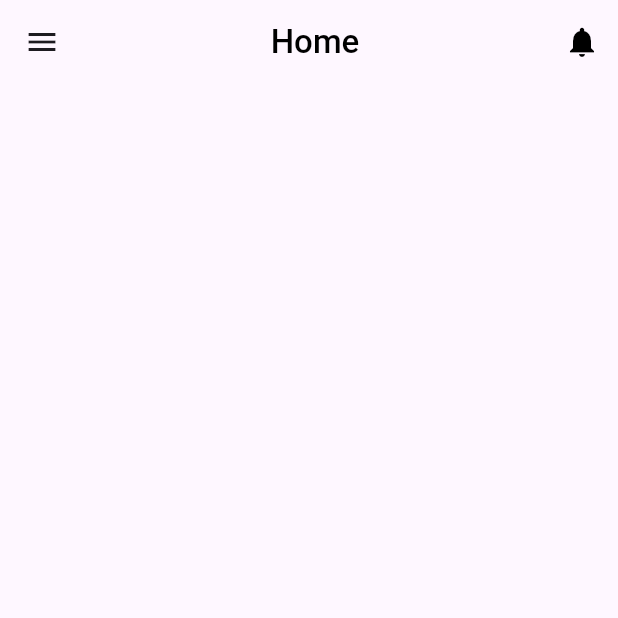
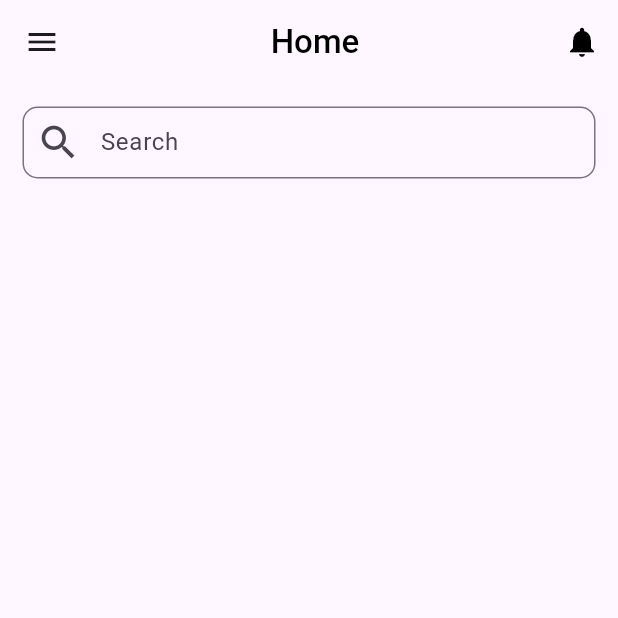
Before and after one commit to hasithamanohara/cloths_app, a Flutter app: the screen it shows after launch, on a phone screen of 412 x 824 dp, the top half of it. Run offline on Flutter 3.47's test engine with Material 3 defaults, Android fonts, the phone set to English and light mode, and no system bars.

Commit message:
search_bar_impl

```diff
--- a/lib/componant/searchbar.dart
+++ b/lib/componant/searchbar.dart
@@ -1,19 +1,40 @@
 import 'package:flutter/material.dart';
 
-class SearchBar extends StatefulWidget {
-  const SearchBar({super.key});
+class SearchBarCus extends StatefulWidget {
+  const SearchBarCus({super.key});
 
   @override
-  State<SearchBar> createState() => _SearchBarState();
+  State<SearchBarCus> createState() => _SearchBarCusState();
 }
 
-class _SearchBarState extends State<SearchBar> {
+class _SearchBarCusState extends State<SearchBarCus> {
   @override
   Widget build(BuildContext context) {
-    return const Scaffold(
-      body: SearchAnchor(
-        builder: (BuildContext context, SearchController controller) {},
-      ),
-    );
+    return Scaffold(
+        body: ListView(
+      children: <Widget>[
+        Padding(
+          padding: const EdgeInsets.all(15.0),
+          child: TextField(
+            decoration: InputDecoration(
+              contentPadding: const EdgeInsets.symmetric(vertical: 6),
+              border: OutlineInputBorder(
+                borderRadius: BorderRadius.circular(10),
+                borderSide: const BorderSide(width: 0.8, color: Colors.black),
+              ),
+              hintText: 'Search',
+              prefixIcon: const Icon(
+                Icons.search,
+                size: 30,
+              ),
+              // suffixIcon: IconButton(
+              //   onPressed: () {},
+              //   icon: Icon(Icons.clear),
+              // ),
+            ),
+          ),
+        ),
+      ],
+    ));
   }
 }
--- a/lib/screens/home.dart
+++ b/lib/screens/home.dart
@@ -1,5 +1,7 @@
 import 'package:clothsapp/componant/customappbar.dart';
 import 'package:clothsapp/componant/navbardrawer.dart';
+import 'package:clothsapp/componant/searchbar.dart';
+
 import 'package:flutter/material.dart';
 
 class Home extends StatefulWidget {
@@ -22,9 +24,7 @@ class _HomeState extends State<Home> {
           onNotificationPressed: () {},
           appBrComponantColor: Colors.black,
         ),
-        body:
-            //desrch bar
-            Container(),
+        body: const SearchBarCus(),
       ),
     );
   }
--- a/pubspec.yaml
+++ b/pubspec.yaml
@@ -35,6 +35,9 @@ dependencies:
   # The following adds the Cupertino Icons font to your application.
   # Use with the CupertinoIcons class for iOS style icons.
   cupertino_icons: ^1.0.2
+  google_nav_bar: ^5.0.6
+  line_icons: ^2.0.3
+  validation_textformfield: ^2.2.5
 
 dev_dependencies:
   flutter_test:
```
Also changed, not shown: lib/componant/hereotabbar.dart (added, +17 -0 lines), pubspec.lock.
